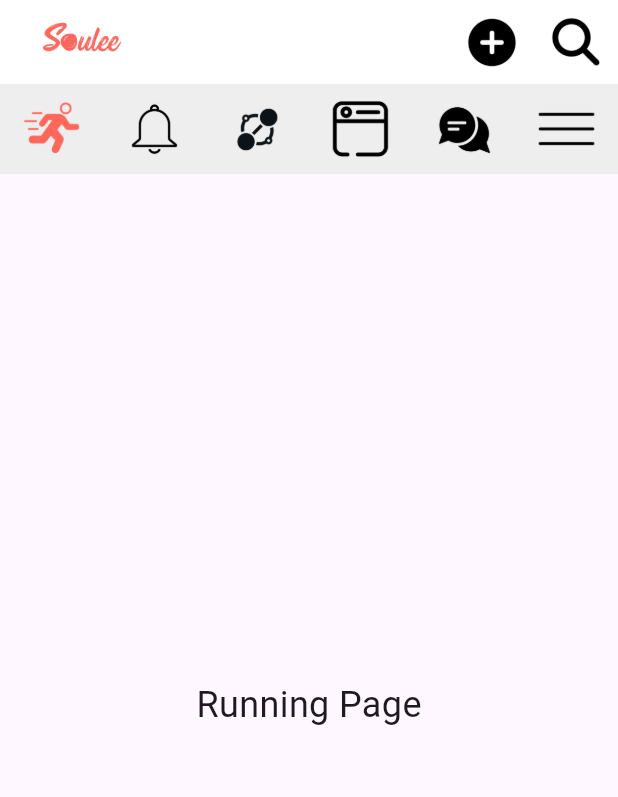
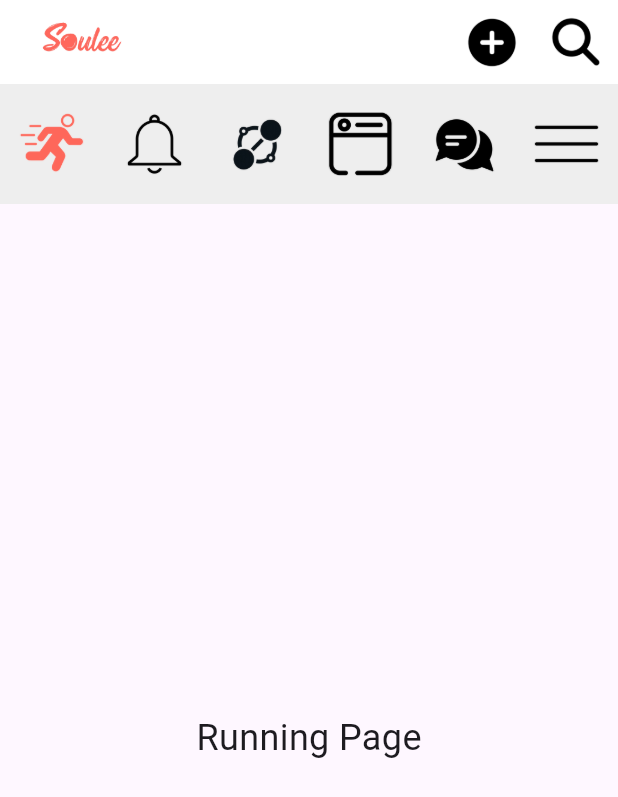
Before and after one commit to soulee-app/Soulee, a Flutter app: the screen it shows after launch, on a phone screen of 412 x 824 dp. Shown: the top 797 px of the screen. Run offline on Flutter 3.47's test engine with Material 3 defaults, Android fonts, the phone set to English and light mode, and no system bars; missing offline and left inert: flutter_reaction_button, widget_mask.

Commit message:
Add project files

```diff
--- a/lib/main.dart
+++ b/lib/main.dart
@@ -1,4 +1,5 @@
 import 'package:flutter/material.dart';
+import 'package:navbar/Notification/NotificationScreen.dart';
 import 'package:navbar/feed_page/feed_page.dart';
 import 'package:navbar/knot/knotMatching.dart';
 
@@ -25,20 +26,12 @@ class _HomePageState extends State<HomePage> {
   int _selectedIndex = 0;
 
   final List<Widget> _pages = [
-    Center(
-        key: ValueKey('Running'),
-        child: Text('Running Page', style: TextStyle(fontSize: 24))),
-    Center(
-        key: ValueKey('Notifications'),
-        child: Text('Notifications Page', style: TextStyle(fontSize: 24))),
-    KnotMatchingPage(key: ValueKey('KnotMatching')),
+    Center(child: Text('Running Page', style: TextStyle(fontSize: 24))),
+    NotificationScreen(),
+    KnotMatchingPage(),
     FeedPage(),
-    Center(
-        key: ValueKey('Chat'),
-        child: Text('Chat Page', style: TextStyle(fontSize: 24))),
-    Center(
-        key: ValueKey('Menu'),
-        child: Text('Menu Page', style: TextStyle(fontSize: 24))),
+    Center(child: Text('Chat Page', style: TextStyle(fontSize: 24))),
+    Center(child: Text('Menu Page', style: TextStyle(fontSize: 24))),
   ];
 
   void _onItemTapped(int index) {
@@ -50,7 +43,18 @@ class _HomePageState extends State<HomePage> {
   @override
   Widget build(BuildContext context) {
     return Scaffold(
-      appBar: AppBar(
+      body: Stack(
+        children: [
+          Positioned.fill(
+            top: 160,
+            child: AnimatedSwitcher(
+              duration: Duration(milliseconds: 300),
+              child: _pages[_selectedIndex],
+            ),
+          ),
+          Column(
+            children: [
+              AppBar(
                 title: Image.asset(
                   'assets/Logo.png',
                   height: 80,
@@ -68,12 +72,9 @@ class _HomePageState extends State<HomePage> {
                   ),
                 ],
               ),
-      body: Column(
-        children: [
               Container(
-            height: 60,
+                height: 80,
                 color: Colors.grey[200],
-            padding: EdgeInsets.symmetric(vertical: 0),
                 child: Row(
                   mainAxisAlignment: MainAxisAlignment.spaceAround,
                   children: [
@@ -146,15 +147,7 @@ class _HomePageState extends State<HomePage> {
                   ],
                 ),
               ),
-          Expanded(
-            child: Navigator(
-              key: ValueKey('PageNavigator'), // ensures unique navigator
-              onGenerateRoute: (RouteSettings settings) {
-                return MaterialPageRoute(
-                  builder: (context) => _pages[_selectedIndex],
-                );
-              },
-            ),
+            ],
           ),
         ],
       ),
```
Lines whose indentation alone changed are shown as unchanged.
